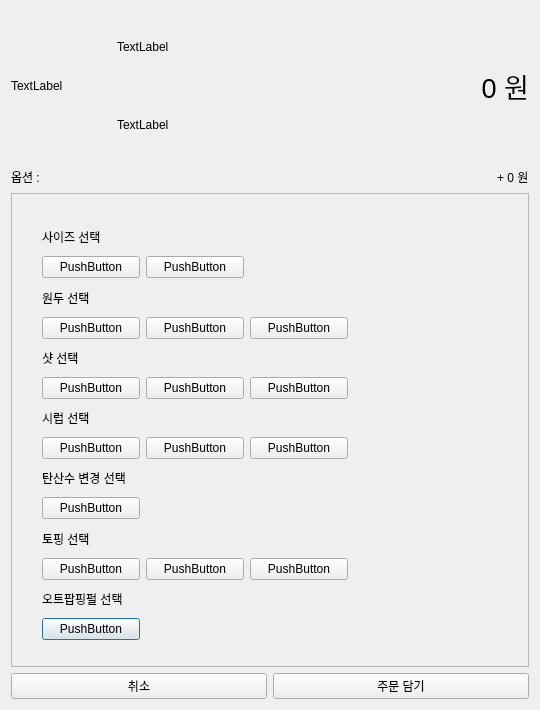
Old version of the form VentiApp/option_modal.ui in the repository minki9252/TheVentiKiosk.
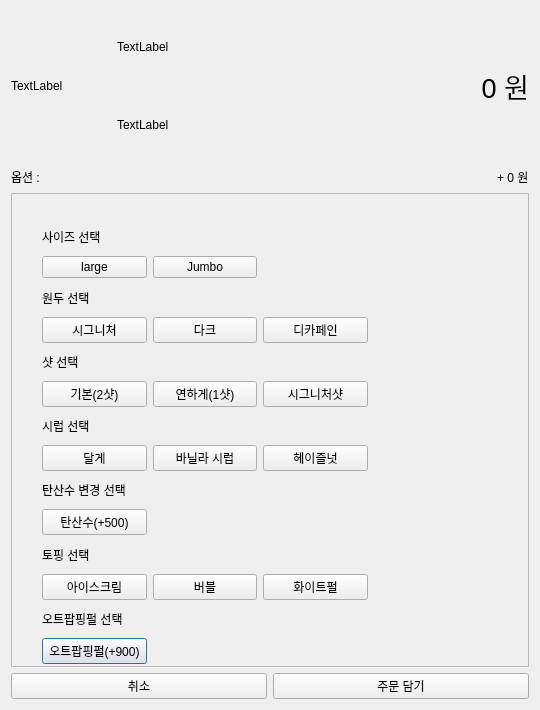
New version of the form.

```diff
--- a/VentiApp/option_modal.ui
+++ b/VentiApp/option_modal.ui
@@ -141,22 +141,28 @@
         <rect>
          <x>30</x>
          <y>30</y>
-         <width>306</width>
-         <height>416</height>
+         <width>326</width>
+         <height>440</height>
         </rect>
        </property>
        <layout class="QGridLayout" name="gridLayout">
         <item row="13" column="0">
          <widget class="QPushButton" name="pushButton_10">
           <property name="text">
-           <string>PushButton</string>
+           <string>오트팝핑펄(+900)</string>
           </property>
          </widget>
         </item>
         <item row="5" column="0">
          <widget class="QPushButton" name="pushButton_4">
           <property name="text">
-           <string>PushButton</string>
+           <string>기본(2샷)</string>
+          </property>
+          <property name="checkable">
+           <bool>true</bool>
+          </property>
+          <property name="checked">
+           <bool>false</bool>
           </property>
          </widget>
         </item>
@@ -170,28 +176,37 @@
         <item row="11" column="0">
          <widget class="QPushButton" name="pushButton_9">
           <property name="text">
-           <string>PushButton</string>
+           <string>아이스크림</string>
           </property>
          </widget>
         </item>
         <item row="1" column="0">
          <widget class="QPushButton" name="pushButton">
           <property name="text">
-           <string>PushButton</string>
+           <string>large</string>
+          </property>
+          <property name="checkable">
+           <bool>true</bool>
           </property>
          </widget>
         </item>
         <item row="3" column="2">
          <widget class="QPushButton" name="pushButton_6">
           <property name="text">
-           <string>PushButton</string>
+           <string>디카페인</string>
           </property>
          </widget>
         </item>
         <item row="1" column="1">
          <widget class="QPushButton" name="pushButton_3">
           <property name="text">
-           <string>PushButton</string>
+           <string>Jumbo</string>
+          </property>
+          <property name="checkable">
+           <bool>true</bool>
+          </property>
+          <property name="checked">
+           <bool>false</bool>
           </property>
          </widget>
         </item>
@@ -205,28 +220,28 @@
         <item row="9" column="0">
          <widget class="QPushButton" name="pushButton_8">
           <property name="text">
-           <string>PushButton</string>
+           <string>탄산수(+500)</string>
           </property>
          </widget>
         </item>
         <item row="3" column="1">
          <widget class="QPushButton" name="pushButton_5">
           <property name="text">
-           <string>PushButton</string>
+           <string>다크</string>
           </property>
          </widget>
         </item>
         <item row="7" column="0">
          <widget class="QPushButton" name="pushButton_7">
           <property name="text">
-           <string>PushButton</string>
+           <string>달게</string>
           </property>
          </widget>
         </item>
         <item row="3" column="0">
          <widget class="QPushButton" name="pushButton_2">
           <property name="text">
-           <string>PushButton</string>
+           <string>시그니처</string>
           </property>
          </widget>
         </item>
@@ -268,42 +283,42 @@
         <item row="7" column="1">
          <widget class="QPushButton" name="pushButton_11">
           <property name="text">
-           <string>PushButton</string>
+           <string>바닐라 시럽</string>
           </property>
          </widget>
         </item>
         <item row="7" column="2">
          <widget class="QPushButton" name="pushButton_12">
           <property name="text">
-           <string>PushButton</string>
+           <string>헤이즐넛</string>
           </property>
          </widget>
         </item>
         <item row="5" column="1">
          <widget class="QPushButton" name="pushButton_13">
           <property name="text">
-           <string>PushButton</string>
+           <string>연하게(1샷)</string>
           </property>
          </widget>
         </item>
         <item row="5" column="2">
          <widget class="QPushButton" name="pushButton_14">
           <property name="text">
-           <string>PushButton</string>
+           <string>시그니처샷</string>
           </property>
          </widget>
         </item>
         <item row="11" column="1">
          <widget class="QPushButton" name="pushButton_15">
           <property name="text">
-           <string>PushButton</string>
+           <string>버블</string>
           </property>
          </widget>
         </item>
         <item row="11" column="2">
          <widget class="QPushButton" name="pushButton_16">
           <property name="text">
-           <string>PushButton</string>
+           <string>화이트펄</string>
           </property>
          </widget>
         </item>
```
Left out of the diff: 10 changed lines with no effect on the pictures.
